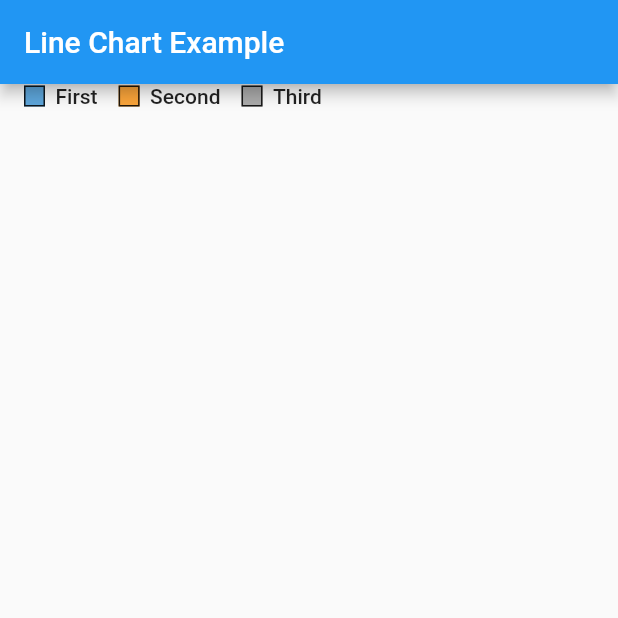
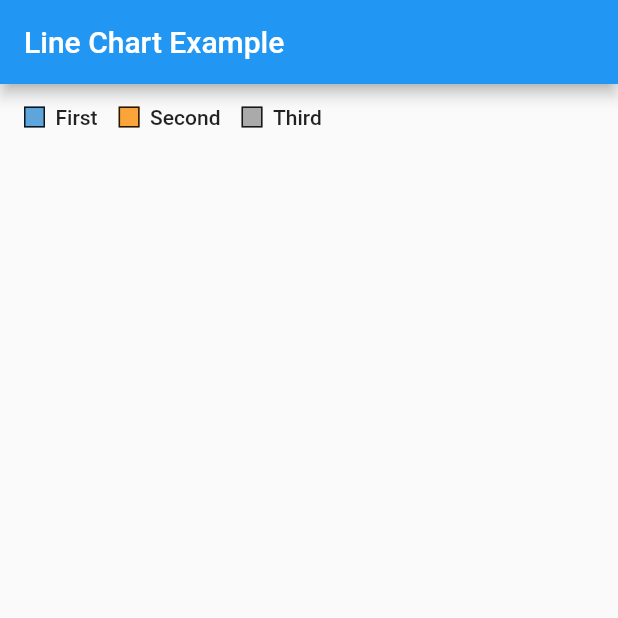
Before and after one commit to greensopinion/flutter-simple-line-chart, a Flutter app: the screen it shows after launch, on a phone screen of 412 x 824 dp, the top half of it. Run offline on Flutter 3.47's test engine with Material 2 defaults, Android fonts, the phone set to English and light mode, and no system bars.

Commit message:
provide legend insets

```diff
--- a/lib/src/legend.dart
+++ b/lib/src/legend.dart
@@ -12,7 +12,9 @@ class Legend extends StatelessWidget {
 
   @override
   Widget build(BuildContext context) {
-    return Wrap(
+    return Padding(
+        padding: style.legendStyle.insets,
+        child: Wrap(
             children: data.datasets.asMap().entries.map((e) {
           final item = _LegendItem(
               style: style.datasetStyleOfIndex(e.key),
@@ -21,7 +23,7 @@ class Legend extends StatelessWidget {
           return Padding(
               padding: EdgeInsets.only(left: e.key == 0 ? 0 : item.boxSize),
               child: item);
-    }).toList());
+        }).toList()));
   }
 }
 
@@ -30,7 +32,8 @@ class _LegendItem extends StatelessWidget {
   final DatasetStyle style;
   final LegendStyle legendStyle;
 
-  double get boxSize => (style.textStyle.fontSize ?? _defaultFontSize);
+  double get boxSize =>
+      (style.textStyle.fontSize ?? LegendStyle.defaultFontSize);
 
   const _LegendItem(
       {Key? key,
@@ -55,5 +58,3 @@ class _LegendItem extends StatelessWidget {
     ]);
   }
 }
-
-final double _defaultFontSize = 12.0;
--- a/lib/src/line_chart_data.dart
+++ b/lib/src/line_chart_data.dart
@@ -1,5 +1,3 @@
-import 'package:flutter/painting.dart';
-
 class LineChartData {
   final List<Dataset> datasets;
 
--- a/lib/src/style.dart
+++ b/lib/src/style.dart
@@ -13,8 +13,10 @@ class LineChartStyle {
     final datasetStyles = _defaultDatasetColors()
         .map((c) => DatasetStyle(color: c, textStyle: textStyle))
         .toList();
+    final legendInsets =
+        EdgeInsets.only(top: textStyle.fontSize ?? LegendStyle.defaultFontSize);
     return LineChartStyle(
-        legendStyle: LegendStyle(lineColor: lineColor),
+        legendStyle: LegendStyle(lineColor: lineColor, insets: legendInsets),
         datasetStyles: datasetStyles);
   }
 
@@ -27,9 +29,11 @@ class LineChartStyle {
 }
 
 class LegendStyle {
+  static final double defaultFontSize = 12.0;
   final Color lineColor;
+  final EdgeInsets insets;
 
-  LegendStyle({required this.lineColor});
+  LegendStyle({required this.lineColor, required this.insets});
 }
 
 class DatasetStyle {
```
Lines whose indentation alone changed are shown as unchanged.
